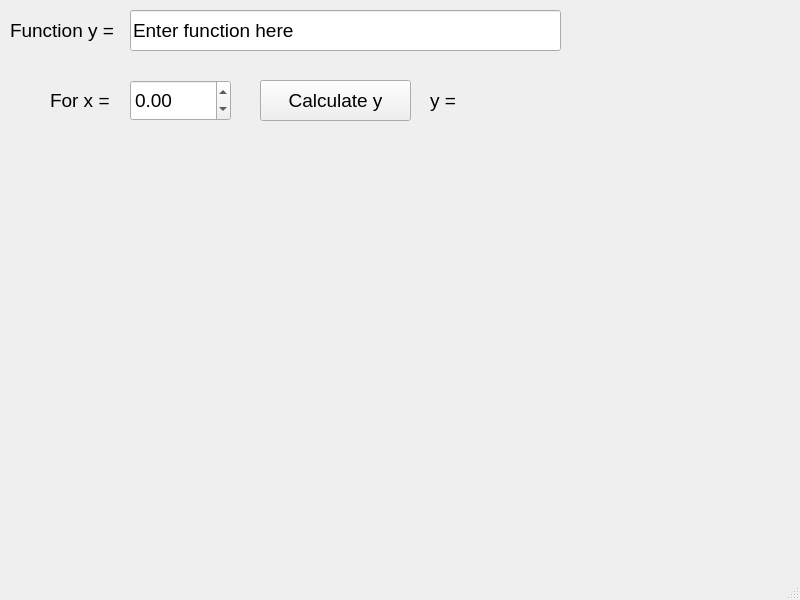
Before: the Qt Designer form mainwindow.ui in ahmetcihan/integral_calculations, drawn with Qt 5.
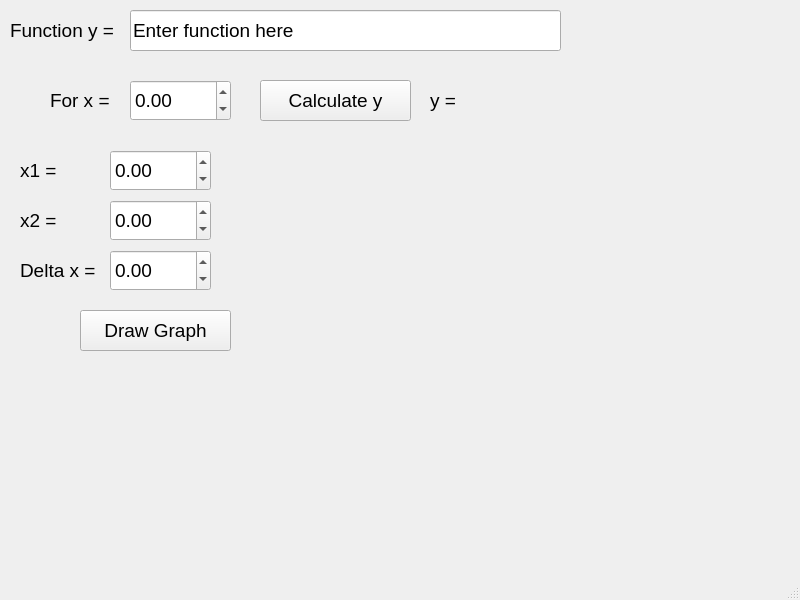
After: the same form once the commit is applied.

Commit message: draw graphic of the func

Patch:
```diff
--- a/mainwindow.ui
+++ b/mainwindow.ui
@@ -131,6 +131,150 @@
      <double>0.000000000000000</double>
     </property>
    </widget>
+   <widget class="QPushButton" name="pushButton_draw_graph">
+    <property name="geometry">
+     <rect>
+      <x>80</x>
+      <y>310</y>
+      <width>151</width>
+      <height>41</height>
+     </rect>
+    </property>
+    <property name="font">
+     <font>
+      <pointsize>14</pointsize>
+     </font>
+    </property>
+    <property name="text">
+     <string>Draw Graph</string>
+    </property>
+   </widget>
+   <widget class="QLabel" name="label_3">
+    <property name="geometry">
+     <rect>
+      <x>20</x>
+      <y>150</y>
+      <width>91</width>
+      <height>41</height>
+     </rect>
+    </property>
+    <property name="font">
+     <font>
+      <pointsize>14</pointsize>
+     </font>
+    </property>
+    <property name="text">
+     <string>x1 =</string>
+    </property>
+   </widget>
+   <widget class="QDoubleSpinBox" name="doubleSpinBox_x_1">
+    <property name="geometry">
+     <rect>
+      <x>110</x>
+      <y>150</y>
+      <width>101</width>
+      <height>41</height>
+     </rect>
+    </property>
+    <property name="font">
+     <font>
+      <pointsize>14</pointsize>
+     </font>
+    </property>
+    <property name="minimum">
+     <double>-9999.000000000000000</double>
+    </property>
+    <property name="maximum">
+     <double>9999.000000000000000</double>
+    </property>
+    <property name="value">
+     <double>0.000000000000000</double>
+    </property>
+   </widget>
+   <widget class="QDoubleSpinBox" name="doubleSpinBox_x_2">
+    <property name="geometry">
+     <rect>
+      <x>110</x>
+      <y>200</y>
+      <width>101</width>
+      <height>41</height>
+     </rect>
+    </property>
+    <property name="font">
+     <font>
+      <pointsize>14</pointsize>
+     </font>
+    </property>
+    <property name="minimum">
+     <double>-9999.000000000000000</double>
+    </property>
+    <property name="maximum">
+     <double>9999.000000000000000</double>
+    </property>
+    <property name="value">
+     <double>0.000000000000000</double>
+    </property>
+   </widget>
+   <widget class="QLabel" name="label_4">
+    <property name="geometry">
+     <rect>
+      <x>20</x>
+      <y>200</y>
+      <width>91</width>
+      <height>41</height>
+     </rect>
+    </property>
+    <property name="font">
+     <font>
+      <pointsize>14</pointsize>
+     </font>
+    </property>
+    <property name="text">
+     <string>x2 =</string>
+    </property>
+   </widget>
+   <widget class="QDoubleSpinBox" name="doubleSpinBox_delta_x">
+    <property name="geometry">
+     <rect>
+      <x>110</x>
+      <y>250</y>
+      <width>101</width>
+      <height>41</height>
+     </rect>
+    </property>
+    <property name="font">
+     <font>
+      <pointsize>14</pointsize>
+     </font>
+    </property>
+    <property name="minimum">
+     <double>-9999.000000000000000</double>
+    </property>
+    <property name="maximum">
+     <double>9999.000000000000000</double>
+    </property>
+    <property name="value">
+     <double>0.000000000000000</double>
+    </property>
+   </widget>
+   <widget class="QLabel" name="label_5">
+    <property name="geometry">
+     <rect>
+      <x>20</x>
+      <y>250</y>
+      <width>91</width>
+      <height>41</height>
+     </rect>
+    </property>
+    <property name="font">
+     <font>
+      <pointsize>14</pointsize>
+     </font>
+    </property>
+    <property name="text">
+     <string>Delta x = </string>
+    </property>
+   </widget>
   </widget>
   <widget class="QMenuBar" name="menubar">
    <property name="geometry">
```
The commit also changes 6 other files.
